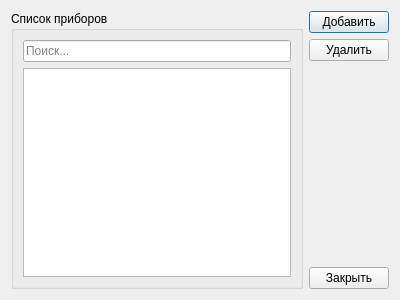
This is dlgproductcatalog.ui in igrekus/shipment as Qt 5 draws it before an edit. The edited form follows.
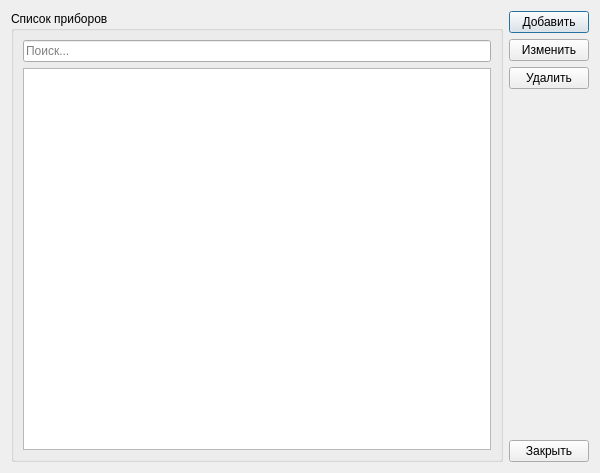
This is the edited form.

The edit to the form file:
```diff
--- a/dlgproductcatalog.ui
+++ b/dlgproductcatalog.ui
@@ -6,8 +6,8 @@
    <rect>
     <x>0</x>
     <y>0</y>
-    <width>400</width>
-    <height>300</height>
+    <width>600</width>
+    <height>473</height>
    </rect>
   </property>
   <property name="windowTitle">
@@ -38,11 +38,14 @@
         <property name="sortingEnabled">
          <bool>true</bool>
         </property>
+        <attribute name="horizontalHeaderDefaultSectionSize">
+         <number>150</number>
+        </attribute>
         <attribute name="horizontalHeaderHighlightSections">
          <bool>false</bool>
         </attribute>
         <attribute name="horizontalHeaderMinimumSectionSize">
-         <number>50</number>
+         <number>150</number>
         </attribute>
         <attribute name="horizontalHeaderStretchLastSection">
          <bool>true</bool>
@@ -70,6 +73,13 @@
        </property>
       </widget>
      </item>
+     <item>
+      <widget class="QPushButton" name="btnEditProduct">
+       <property name="text">
+        <string>Изменить</string>
+       </property>
+      </widget>
+     </item>
      <item>
       <widget class="QPushButton" name="btnDeleteProduct">
        <property name="text">
```
Left out of the diff: 3 changed lines with no effect on the pictures.
